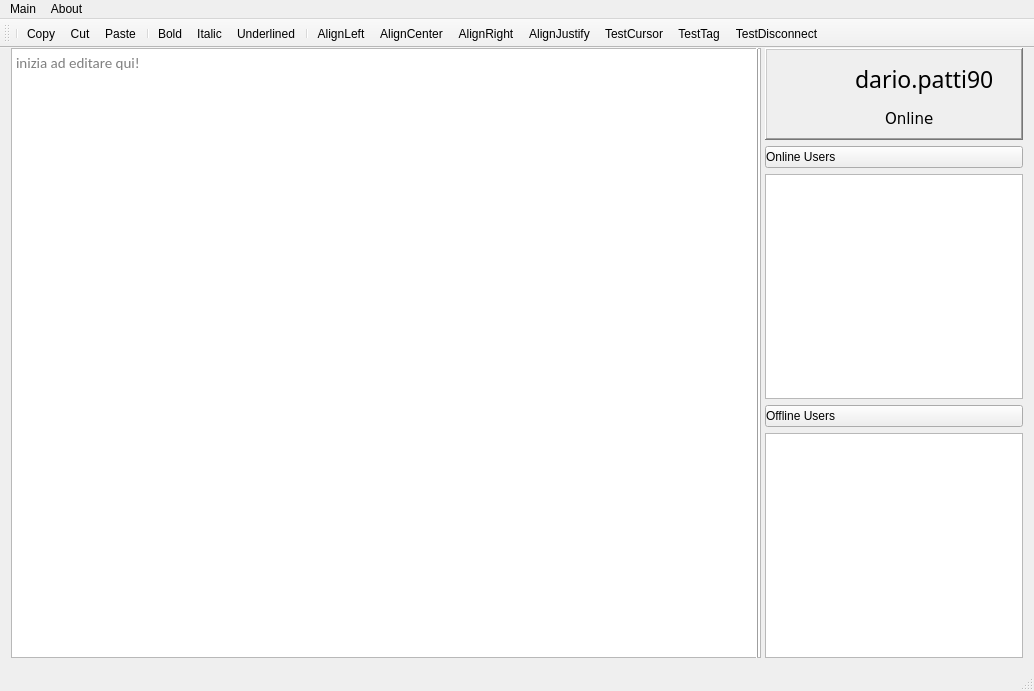
The window that PdsProject-GUI/mainwindow.ui (Grain0fSand/cooperative-online-text-editor) describes before a commit, drawn with Qt 5.
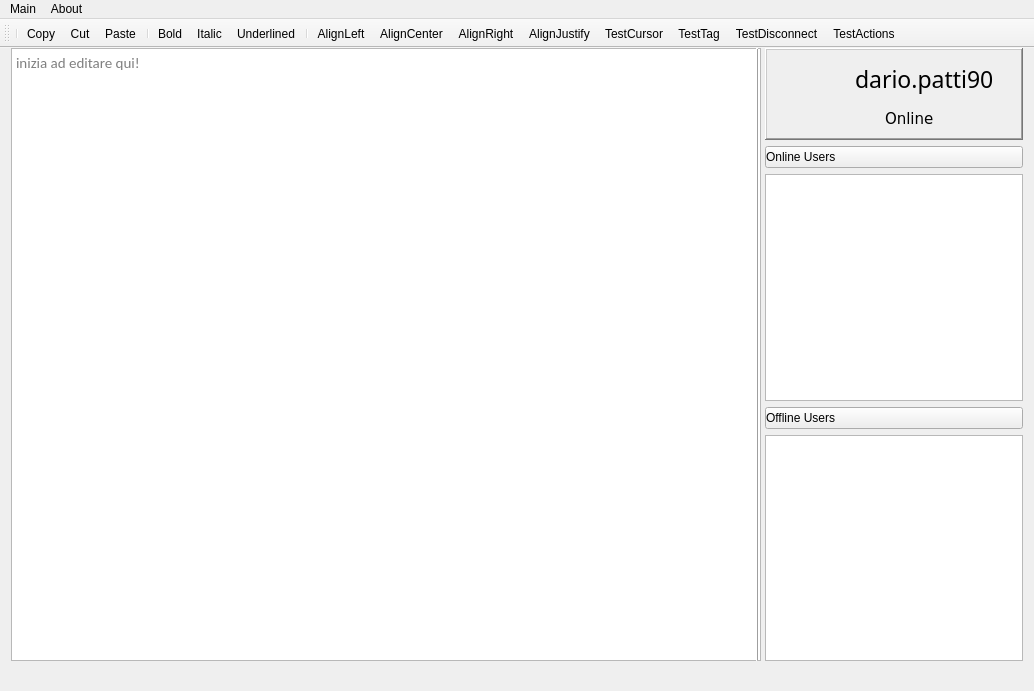
The same window after the commit. Icons and pictures are not drawn. Custom widgets are drawn as their Qt base class.

Commit message: added status bar and function for receive actions

```diff
--- a/PdsProject-GUI/mainwindow.ui
+++ b/PdsProject-GUI/mainwindow.ui
@@ -19,7 +19,7 @@
   <property name="minimumSize">
    <size>
     <width>1034</width>
-    <height>0</height>
+    <height>691</height>
    </size>
   </property>
   <property name="windowTitle">
@@ -402,8 +402,13 @@
    <addaction name="actionTestCursor"/>
    <addaction name="actionTestTag"/>
    <addaction name="actionTestDisconnect"/>
+   <addaction name="actionTestActions"/>
   </widget>
-  <widget class="QStatusBar" name="statusBar"/>
+  <widget class="QStatusBar" name="statusBar">
+   <property name="sizeGripEnabled">
+    <bool>false</bool>
+   </property>
+  </widget>
   <widget class="QMenuBar" name="menuBar">
    <property name="geometry">
     <rect>
@@ -580,6 +585,11 @@
     <string>TestDisconnect</string>
    </property>
   </action>
+  <action name="actionTestActions">
+   <property name="text">
+    <string>TestActions</string>
+   </property>
+  </action>
  </widget>
  <layoutdefault spacing="6" margin="11"/>
  <customwidgets>
```
The commit also changes 5 other files.
